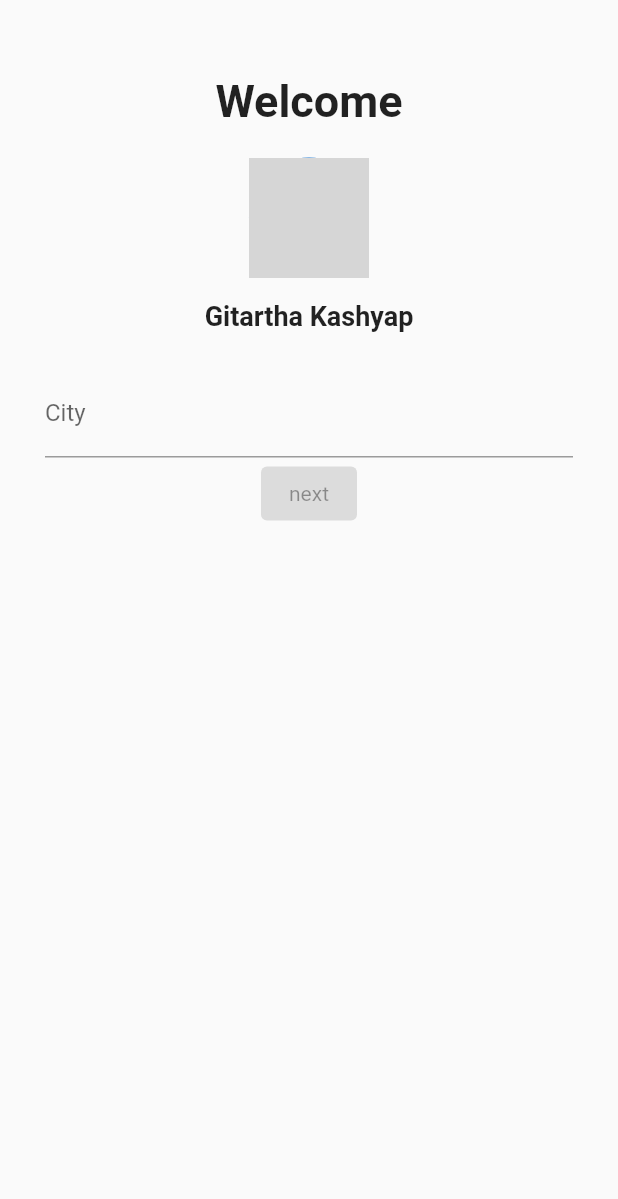
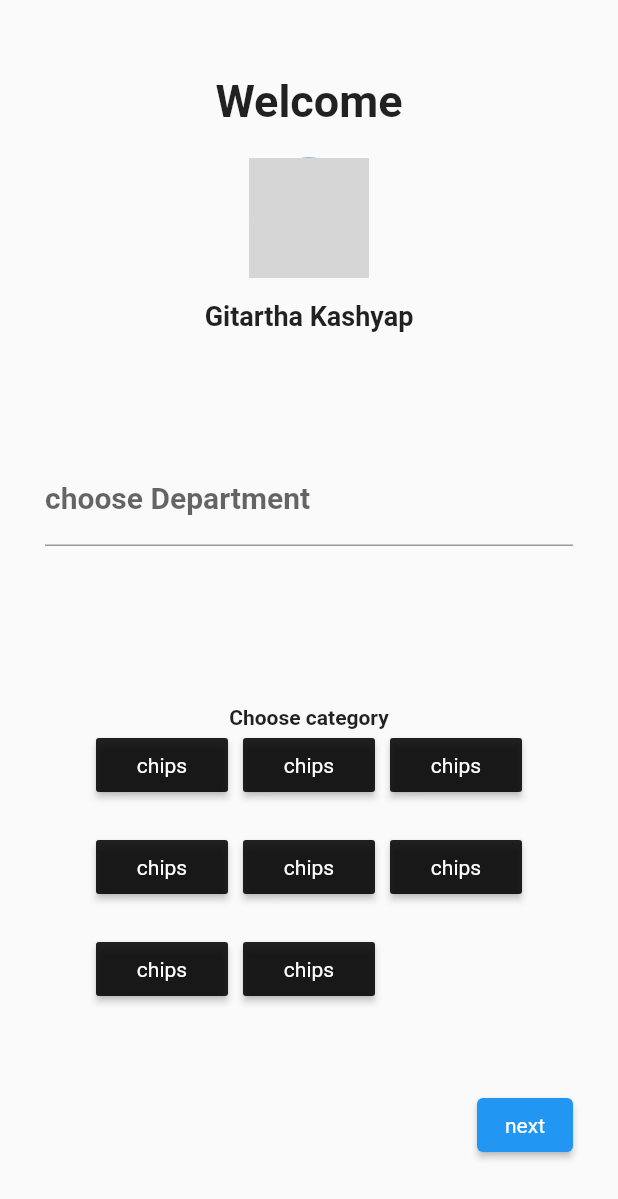
Before and after one commit to withewolf-dev/freelance-nahor, a Flutter app: the FreelanceStepOne screen opened directly, on a phone screen of 412 x 824 dp. Shown: the top 1199 px of the screen. Run offline on Flutter 3.47's test engine with Material 2 defaults, Android fonts, the phone set to English and light mode, and no system bars; drawn by our look-alikes of flutter_typeahead; our stand-ins replace auto_route, carousel_slider, firebase_core; accounts and stored records are empty; network calls fail; grey boxes are pictures that could not be loaded.

Commit message:
freelance first step

```diff
--- a/lib/pages/auth/auth_flow/freelanceStep_one.dart
+++ b/lib/pages/auth/auth_flow/freelanceStep_one.dart
@@ -1,11 +1,17 @@
 import 'package:flutter/material.dart';
 import 'package:kilo/router/app_router.gr.dart';
 import 'package:auto_route/auto_route.dart';
-import 'package:flutter_typeahead/flutter_typeahead.dart';
+import 'package:kilo/widgets/auth/chooseCatg.dart';
+import 'package:kilo/widgets/auth/chooseDept.dart';
 
-class FreelanceStepOne extends StatelessWidget {
+class FreelanceStepOne extends StatefulWidget {
   FreelanceStepOne({Key? key}) : super(key: key);
 
+  @override
+  _FreelanceStepOneState createState() => _FreelanceStepOneState();
+}
+
+class _FreelanceStepOneState extends State<FreelanceStepOne> {
   final List<String> list = [
     "computer",
     "law",
@@ -16,27 +22,37 @@ class FreelanceStepOne extends StatelessWidget {
 
   final TextEditingController typeAheadController = TextEditingController();
 
-  void nextBtn() {}
-  final bool isbool = false;
+  bool isbool = false;
+
+  void nextBtn() {
+    setState(() {
+      isbool = true;
+    });
+  }
+
   @override
   Widget build(BuildContext context) {
     return Scaffold(
       body: SafeArea(
+        child: SingleChildScrollView(
           child: Container(
             width: double.infinity,
             height: MediaQuery.of(context).size.height,
             padding: EdgeInsets.symmetric(horizontal: 30, vertical: 50),
             child: Column(
-            //mainAxisAlignment: MainAxisAlignment.spaceBetween,
+              mainAxisAlignment: MainAxisAlignment.spaceBetween,
               crossAxisAlignment: CrossAxisAlignment.center,
               children: <Widget>[
                 header(),
                 ChooseDept(
                     list: list,
                     typeAheadController: typeAheadController,
-                  isbool: isbool),
-              nextButton(isbool: isbool),
+                    isbool: isbool,
+                    nextbtn: nextBtn),
+                ChooseCatg(),
+                nextButton(isbool: isbool, context: context),
               ],
+            ),
           ),
         ),
       ),
@@ -72,71 +88,13 @@ Widget header() => Column(
       ],
     );
 
-Widget choosedept(
-        {required BuildContext context,
-        required List list,
-        required typeAheadController,
-        required bool isbool}) =>
-    TypeAheadField(
-      textFieldConfiguration: TextFieldConfiguration(
-          controller: typeAheadController,
-          decoration: InputDecoration(labelText: 'City')),
-      suggestionsCallback: (pattern) => list
-          .where((item) => item.toLowerCase().contains(pattern.toLowerCase())),
-      itemBuilder: (context, suggestion) {
-        print("---------------------");
-        print(suggestion);
-        return ListTile(
-          title: Text(suggestion.toString()),
+Widget nextButton({required bool isbool, required BuildContext context}) =>
+    Container(
+      alignment: AlignmentDirectional.bottomEnd,
+      child: ElevatedButton(
+        onPressed: () {
+          context.pushRoute(FeedRoute());
+        },
+        child: Text("next"),
+      ),
     );
-      },
-      onSuggestionSelected: (suggestion) {
-        typeAheadController.text = suggestion;
-      },
-    );
-
-Widget nextButton({required bool isbool}) => ElevatedButton(
-      onPressed: isbool ? () {} : null,
-      child: Text("next"),
-    );
-
-class ChooseDept extends StatefulWidget {
-  ChooseDept({
-    Key? key,
-    required this.typeAheadController,
-    required this.list,
-    required this.isbool,
-  }) : super(key: key);
-
-  final typeAheadController;
-  final List list;
-  bool isbool;
-  @override
-  _ChooseDeptState createState() => _ChooseDeptState();
-}
-
-class _ChooseDeptState extends State<ChooseDept> {
-  @override
-  Widget build(BuildContext context) {
-    return TypeAheadField(
-      textFieldConfiguration: TextFieldConfiguration(
-          controller: widget.typeAheadController,
-          decoration: InputDecoration(labelText: 'City')),
-      suggestionsCallback: (pattern) => widget.list
-          .where((item) => item.toLowerCase().contains(pattern.toLowerCase())),
-      itemBuilder: (context, suggestion) {
-        print("---------------------");
-        print(suggestion);
-        return ListTile(
-          title: Text(suggestion.toString()),
-        );
-      },
-      onSuggestionSelected: (suggestion) {
-        widget.typeAheadController.text = suggestion;
-        setState(() {
-          widget.isbool = true;
-        });
-      },
-    );
-  }
-}
--- a/lib/router/app_router.dart
+++ b/lib/router/app_router.dart
@@ -2,6 +2,7 @@ import 'package:auto_route/annotations.dart';
 import 'package:auto_route/auto_route.dart';
 import 'package:kilo/pages/ProfileSheet.dart';
 import 'package:kilo/pages/auth/HireSignupPage.dart';
+import 'package:kilo/pages/auth/auth_flow/freelanceStep_one.dart';
 import 'package:kilo/pages/auth/freelanceSignuPage.dart';
 import 'package:kilo/pages/feedpage.dart';
 import 'package:kilo/pages/setting.dart';
@@ -12,6 +13,7 @@ import 'package:kilo/pages/welcomepage.dart';
   routes: <AutoRoute>[
     AutoRoute(page: WelcomePage, initial: true),
     AutoRoute(page: FreelanceSignUp),
+    AutoRoute(page: FreelanceStepOne),
     AutoRoute(page: HireSignuPage),
     AutoRoute(page: FeedPage),
     AutoRoute(page: Setting),
--- /dev/null
+++ b/lib/widgets/auth/chooseCatg.dart
@@ -0,0 +1,54 @@
+import 'package:flutter/material.dart';
+
+class ChooseCatg extends StatefulWidget {
+  const ChooseCatg({Key? key}) : super(key: key);
+
+  @override
+  _ChooseCatgState createState() => _ChooseCatgState();
+}
+
+class _ChooseCatgState extends State<ChooseCatg> {
+  @override
+  Widget build(BuildContext context) {
+    return Column(
+      children: [
+        SizedBox(height: 50.0),
+        Container(
+          child: Text(
+            "Choose category",
+            style: TextStyle(fontWeight: FontWeight.bold, fontSize: 14),
+          ),
+        ),
+        Wrap(
+          spacing: 10.0,
+          runSpacing: 20.0,
+          children: [
+            chips(),
+            chips(),
+            chips(),
+            chips(),
+            chips(),
+            chips(),
+            chips(),
+            chips(),
+          ],
+        )
+      ],
+    );
+  }
+}
+
+Widget chips() => ElevatedButton(
+      onPressed: () {
+        print("object");
+      },
+      style: ElevatedButton.styleFrom(
+        primary: Colors.black87,
+        minimumSize: Size(88, 36),
+        padding: EdgeInsets.symmetric(horizontal: 16),
+        shape: const RoundedRectangleBorder(
+          borderRadius: BorderRadius.all(Radius.circular(2)),
+        ),
+      ),
+      child: Text("chips"),
+    );
--- /dev/null
+++ b/lib/widgets/auth/chooseDept.dart
@@ -0,0 +1,50 @@
+import 'package:flutter/material.dart';
+import 'package:flutter_typeahead/flutter_typeahead.dart';
+
+class ChooseDept extends StatefulWidget {
+  ChooseDept({
+    Key? key,
+    required this.typeAheadController,
+    required this.list,
+    required this.isbool,
+    required this.nextbtn,
+  }) : super(key: key);
+
+  final typeAheadController;
+  final List list;
+  final bool isbool;
+  final Function nextbtn;
+  @override
+  _ChooseDeptState createState() => _ChooseDeptState();
+}
+
+class _ChooseDeptState extends State<ChooseDept> {
+  @override
+  Widget build(BuildContext context) {
+    return Column(
+      children: [
+        // ElevatedButton(onPressed:  , child: Text("data")),
+        TypeAheadField(
+          textFieldConfiguration: TextFieldConfiguration(
+              controller: widget.typeAheadController,
+              decoration: InputDecoration(
+                  labelText: 'choose Department',
+                  labelStyle:
+                      TextStyle(fontWeight: FontWeight.bold, fontSize: 20))),
+          suggestionsCallback: (pattern) => widget.list.where(
+              (item) => item.toLowerCase().contains(pattern.toLowerCase())),
+          itemBuilder: (context, suggestion) {
+            print("---------------------");
+            print(suggestion);
+            return ListTile(
+              title: Text(suggestion.toString()),
+            );
+          },
+          onSuggestionSelected: (suggestion) {
+            widget.typeAheadController.text = suggestion;
+          },
+        ),
+      ],
+    );
+  }
+}
--- a/lib/widgets/auth/introduction.dart
+++ b/lib/widgets/auth/introduction.dart
@@ -1,4 +1,6 @@
 import 'package:flutter/material.dart';
+import 'package:auto_route/auto_route.dart';
+import 'package:kilo/router/app_router.gr.dart';
 
 class Introduction extends StatefulWidget {
   const Introduction({Key? key, required this.body, required this.header})
@@ -62,7 +64,11 @@ class _IntroductionState extends State<Introduction> {
                   primary: Colors.white,
                   textStyle: const TextStyle(fontSize: 20),
                 ),
-                onPressed: _isSelected ? () {} : null,
+                onPressed: _isSelected
+                    ? () {
+                        context.pushRoute(FreelanceStepOne());
+                      }
+                    : null,
                 child: const Text('Sign up with google'),
               ),
             ),
--- a/pubspec.yaml
+++ b/pubspec.yaml
@@ -29,6 +29,7 @@ dependencies:
   http: ^0.13.3
   firebase_core: ^1.3.0
   carousel_slider: ^4.0.0
+  flutter_typeahead: ^3.1.3
   # The following adds the Cupertino Icons font to your application.
   # Use with the CupertinoIcons class for iOS style icons.
   cupertino_icons: ^1.0.2
```
Also changed, not shown: lib/router/app_router.gr.dart, pubspec.lock. Lines whose indentation alone changed are shown as unchanged.
